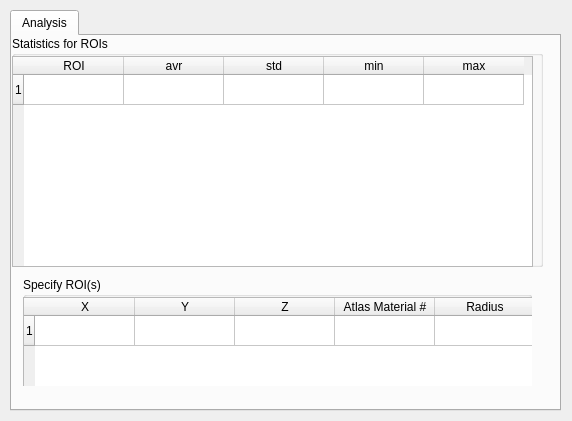
Above: src/Interface/Modules/BrainStimulator/GenerateROIStatisticsDialog.ui from SCIInstitute/SCIRun before the change. Below: the same form after it.
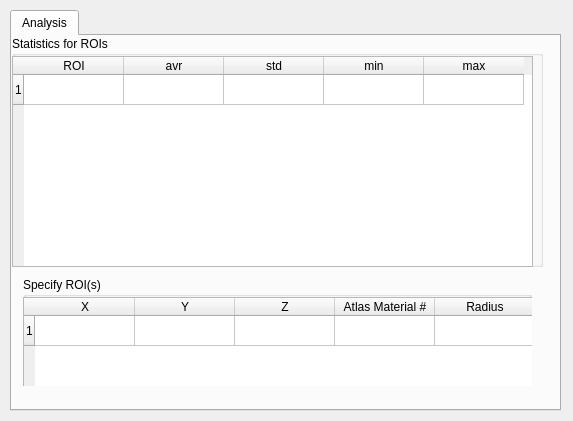
That is the form after the change.

Commit message: algo improvements and windows build fixes

```diff
--- a/src/Interface/Modules/BrainStimulator/GenerateROIStatisticsDialog.ui
+++ b/src/Interface/Modules/BrainStimulator/GenerateROIStatisticsDialog.ui
@@ -6,10 +6,16 @@
    <rect>
     <x>0</x>
     <y>0</y>
-    <width>572</width>
+    <width>573</width>
     <height>421</height>
    </rect>
   </property>
+  <property name="minimumSize">
+   <size>
+    <width>573</width>
+    <height>421</height>
+   </size>
+  </property>
   <property name="windowTitle">
    <string>GenerateROIStatisticsDialog</string>
   </property>
```
The commit also changes 2 other files.
